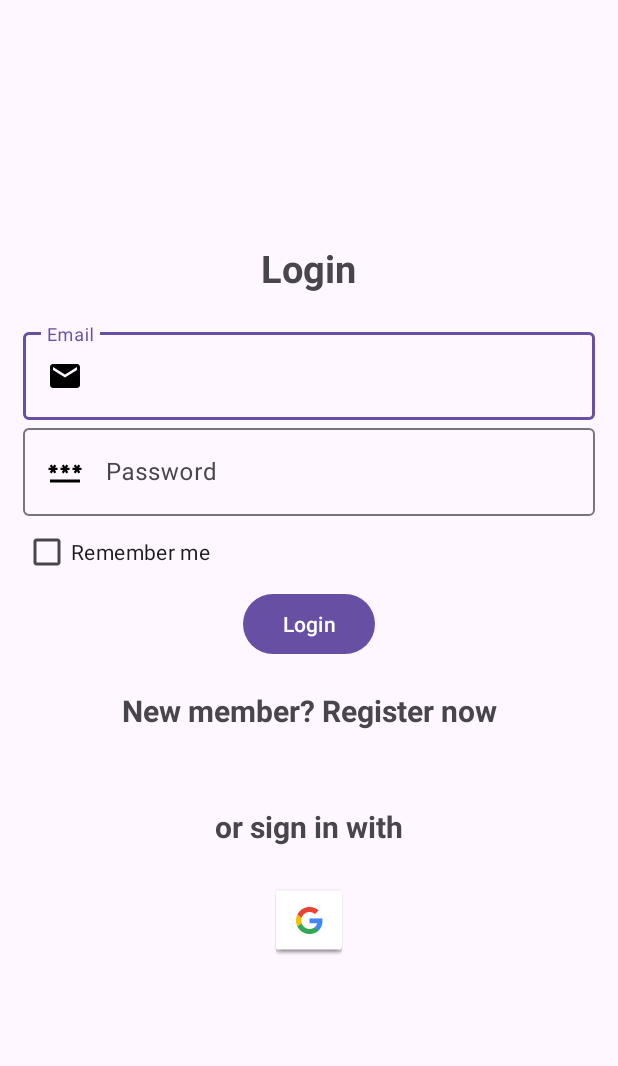
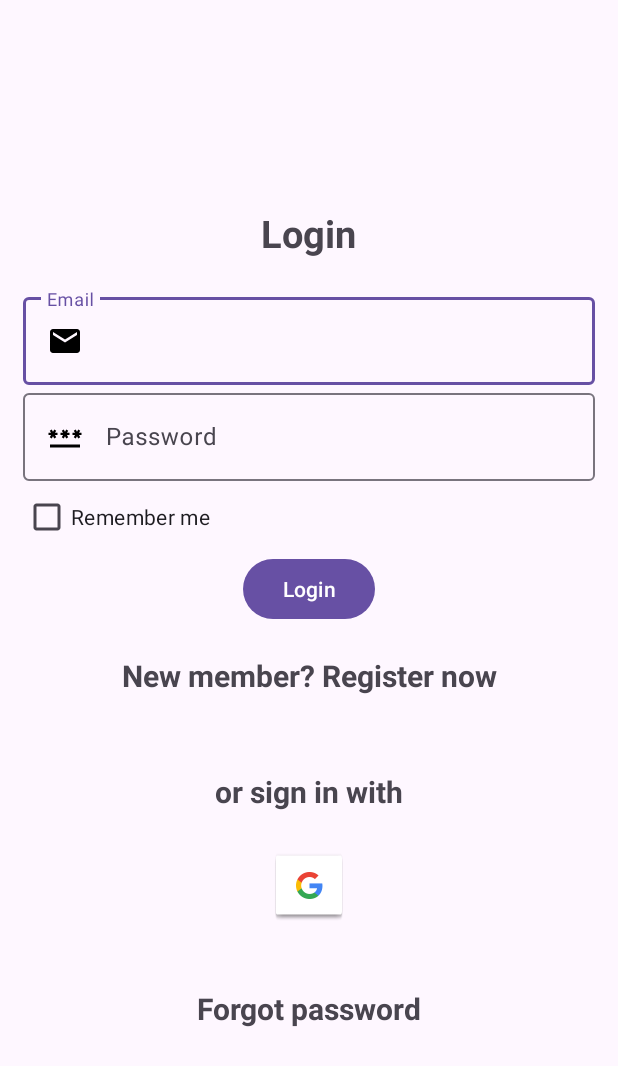
Before and after one commit to malexandra13/Licenta, an Android app: the screen it shows after launch (Login), on a phone screen of 412 x 824 dp. Shown: the top 1066 px of the screen. Run offline under Robolectric (Android 15) with nearby library versions, the phone set to English and light mode, and no system bars; our stand-ins replace Firebase (no records; nobody signed in at launch, a user with empty details on screens opened directly).

Commit message:
forgotPassword

```diff
--- a/app/src/main/java/com/example/licenta/MainActivity.java
+++ b/app/src/main/java/com/example/licenta/MainActivity.java
@@ -87,8 +87,4 @@ public class MainActivity extends AppCompatActivity {
             }
         });
     }
-
-    private void updateUI() {
-
-    }
 }
--- a/app/src/main/res/layout/login.xml
+++ b/app/src/main/res/layout/login.xml
@@ -98,5 +98,15 @@
 
     </LinearLayout>
 
+    <TextView
+        android:id="@+id/forgotPassword"
+        android:text="@string/forgotPassword"
+        android:gravity="center"
+        android:textSize="20sp"
+        android:layout_marginTop="20dp"
+        android:textStyle="bold"
+        android:layout_width="match_parent"
+        android:layout_height="wrap_content"
+        />
 
 </LinearLayout>
--- a/app/src/main/res/values/strings.xml
+++ b/app/src/main/res/values/strings.xml
@@ -13,4 +13,5 @@
     <string name="phoneNumber">Phone number</string>
     <string name="rememberMe">Remember me</string>
     <string name="othersConnection">or sign in with</string>
+    <string name="forgotPassword">Forgot password</string>
 </resources>
```
